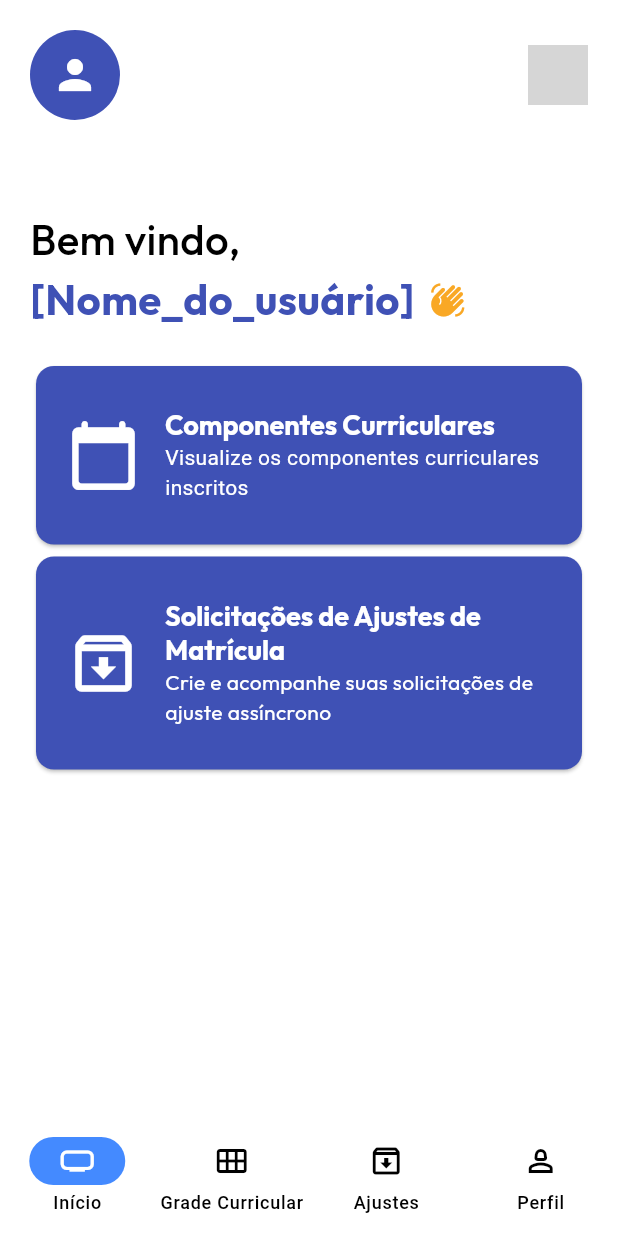
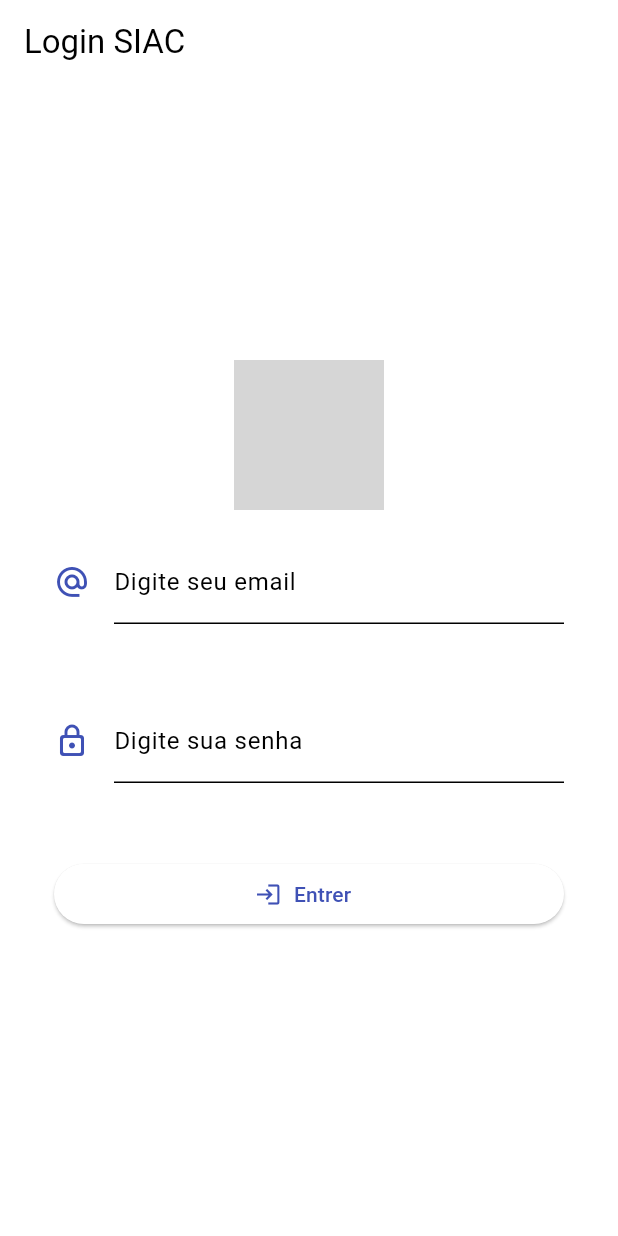
Before and after one commit to HugoChaves86/no_fila, a Flutter app: the screen it shows once a user with an empty profile is signed in, after a tap on "Conecte-se com o SIAC", on a phone screen of 412 x 824 dp. Run offline on Flutter 3.47's test engine with Material 2 defaults, Android fonts, the light colour scheme and no system bars; our stand-ins replace dio, firebase_auth, firebase_core, flutter_riverpod, google_fonts; accounts and stored records are empty; grey boxes are pictures that could not be loaded.

Commit message:
Login SIAC em andamento

```diff
--- a/frontend/lib/pages/connect_siac.dart
+++ b/frontend/lib/pages/connect_siac.dart
@@ -28,7 +28,7 @@ class ConnectSiac extends ConsumerWidget {
 class ConnectSiacNotifier extends StateNotifier<bool> {
   ConnectSiacNotifier() : super(false);
 
-  void setConnected(bool value) {
+  void clicou(bool value) {
     state = value;
   }
 }
@@ -83,9 +83,9 @@ class HomeBar extends ConsumerWidget {
                           .copyWith(fontSize: 14))),
                   child: const Text('Conecte-se com o SIAC'),
                   onPressed: () async {
-                    ref.read(connectSiacProvider.notifier).setConnected(true);
-                    //O connectSiacProvider precisa pegar o token gerado
-                    //e modificar o AuthSiacCheck para seguir para HomePage.
+                    ref.read(connectSiacProvider.notifier).clicou(true);
+                    //O sistema deve direcionar agora para loginSiacPage
+                    //via AuthSiacCheck
 
                     //TODO
                     // Chamar componente conexão SIAC
--- /dev/null
+++ b/frontend/lib/pages/login_siac_page.dart
@@ -0,0 +1,131 @@
+import 'package:flutter/material.dart';
+import 'package:dio/dio.dart';
+import 'package:flutter_riverpod/flutter_riverpod.dart';
+// import '../providers.dart';
+
+class LoginSiacPage extends ConsumerWidget {
+  final formKey = GlobalKey<FormState>();
+  final cpf = TextEditingController();
+  final senha = TextEditingController();
+
+  LoginSiacPage({super.key});
+
+  @override
+  Widget build(BuildContext context, WidgetRef ref) {
+    // final loginSuccess = ref.watch(loginSiacProvider.notifier).state;
+
+    return Scaffold(
+      appBar: AppBar(
+        title: const Text('Login SIAC'),
+      ),
+      body: Padding(
+        padding: const EdgeInsets.all(16.0),
+        child: Form(
+          key: formKey,
+          child: Column(
+            mainAxisAlignment: MainAxisAlignment.center,
+            children: [
+              Image.asset(
+                '/images/logo.png',
+                height: 100,
+              ),
+              Container(
+                height: 300,
+                padding: const EdgeInsets.all(20.0),
+                child: Column(
+                  mainAxisAlignment: MainAxisAlignment.spaceBetween,
+                  crossAxisAlignment: CrossAxisAlignment.stretch,
+                  children: <Widget>[
+                    TextFormField(
+                      controller: cpf,
+                      decoration: const InputDecoration(
+                        labelText: 'Digite seu email',
+                        icon: Icon(Icons.alternate_email_outlined),
+                        iconColor: Colors.indigo,
+                      ),
+                      keyboardType: TextInputType.emailAddress,
+                      validator: (value) {
+                        if (value!.isEmpty) {
+                          return 'Informe o e-mail corretamente';
+                        }
+                        return null;
+                      },
+                    ),
+                    TextFormField(
+                      controller: senha,
+                      obscureText: true,
+                      enableSuggestions: false,
+                      decoration: const InputDecoration(
+                        labelText: 'Digite sua senha',
+                        icon: Icon(Icons.lock_outline_rounded),
+                        iconColor: Colors.indigo,
+                      ),
+                      keyboardType: TextInputType.emailAddress,
+                      validator: (value) {
+                        if (value!.isEmpty) {
+                          return 'Informa a sua senha';
+                        } else if (value.length < 6) {
+                          return 'Sua senha deve ter no mínimo 6 caracteres';
+                        }
+                        return null;
+                      },
+                    ),
+                    ElevatedButton(
+                      onPressed: () {
+                        if (formKey.currentState!.validate()) {
+                          _login(context, cpf.text, senha.text);
+                        }
+                      },
+                      child: const Row(
+                        mainAxisAlignment: MainAxisAlignment.center,
+                        children: [
+                          Icon(Icons.login),
+                          Padding(
+                            padding: EdgeInsets.all(8.0),
+                            child: Text('Entrer'),
+                          ),
+                        ],
+                      ),
+                    ),
+                  ],
+                ),
+              ),
+            ],
+          ),
+        ),
+      ),
+    );
+  }
+
+  _login(BuildContext context, String cpf, String senha) async {
+    final dio = Dio();
+
+    final headers = {
+      'Content-Type': 'application/json',
+    };
+
+    try {
+      final response = await dio.get(
+        'localhost:8000/docs',
+        // options: Options(headers: headers),
+        // data: {
+        //   'cpf': cpf,
+        //   'senha': senha,
+        // },
+      );
+
+      print(response);
+      // if (response.statusCode == 200) {
+      //   // Aqui você pode adicionar lógica adicional para verificar se o login foi bem-sucedido no site
+      //   print('Status da conexão: Funcionou!.');
+      //   return true;
+      // } else {
+      //   return false;
+      // }
+    } catch (error) {
+      // Lida com erros de requisição
+      print(error);
+      return false;
+    }
+  }
+}
--- a/frontend/lib/providers.dart
+++ b/frontend/lib/providers.dart
@@ -1,8 +1,10 @@
+// import 'package:dio/dio.dart';
 import 'package:flutter/material.dart';
 import 'package:flutter_riverpod/flutter_riverpod.dart';
 import 'package:google_fonts/google_fonts.dart';
 import 'package:no_fila/pages/connect_siac.dart';
 import 'services/auth_service.dart';
+// import 'package:dio/dio.dart';
 
 // Define os global providers do app
 
@@ -20,3 +22,5 @@ final authServiceProvider = AsyncNotifierProvider<AuthNotifier, AuthState>(
 final connectSiacProvider = StateNotifierProvider<ConnectSiacNotifier, bool>(
   (ref) => ConnectSiacNotifier(),
 );
+
+final loginSiacProvider = StateProvider<bool>((ref) => false);
--- a/frontend/lib/services/auth_service.dart
+++ b/frontend/lib/services/auth_service.dart
@@ -63,7 +63,7 @@ class AuthNotifier extends AsyncNotifier<AuthState> {
   Future<void> logout() async {
     await _auth.signOut();
     _getUser();
-    ref.read(connectSiacProvider.notifier).setConnected(false);
+    ref.read(connectSiacProvider.notifier).clicou(false);
     //força o usuário ter que logar novamente no SIAC a cada novo
     //login no Firebase
   }
--- a/frontend/lib/widgets/auth_check.dart
+++ b/frontend/lib/widgets/auth_check.dart
@@ -1,7 +1,8 @@
 import 'package:flutter/material.dart';
 import 'package:flutter_riverpod/flutter_riverpod.dart';
 import 'package:no_fila/pages/connect_siac.dart';
-import 'package:no_fila/pages/home_page.dart';
+// import 'package:no_fila/pages/home_page.dart';
+import 'package:no_fila/pages/login_siac_page.dart';
 import 'package:no_fila/providers.dart';
 import '../services/auth_service.dart';
 import '../pages/login_page.dart';
@@ -48,6 +49,6 @@ class AuthSiacCheck extends ConsumerWidget {
   @override
   Widget build(BuildContext context, WidgetRef ref) {
     final bool isConnected = ref.watch(connectSiacProvider);
-    return isConnected ? const HomePage() : const ConnectSiac();
+    return isConnected ? LoginSiacPage() : const ConnectSiac();
   }
 }
--- a/frontend/pubspec.yaml
+++ b/frontend/pubspec.yaml
@@ -35,6 +35,7 @@ dependencies:
   firebase_auth: ^4.14.0
   flutter_riverpod: ^2.4.5
   google_fonts: ^6.1.0
+  dio: ^5.3.4
 
 
   # The following adds the Cupertino Icons font to your application.
```
Also changed, not shown: frontend/pubspec.lock.
